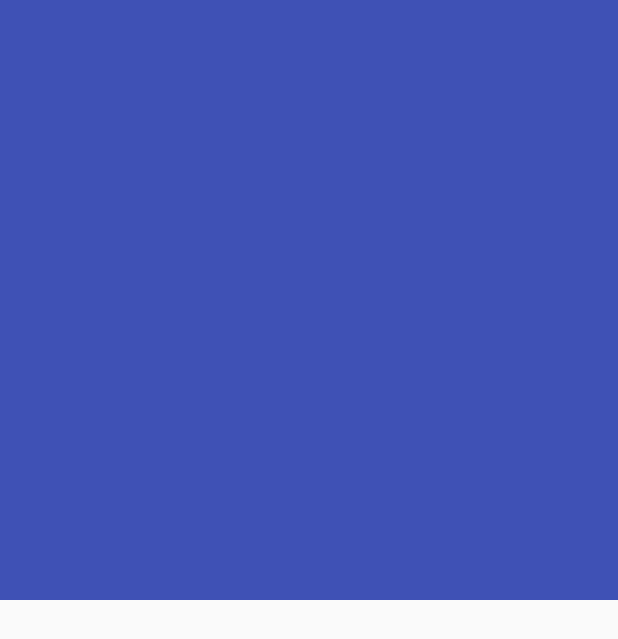
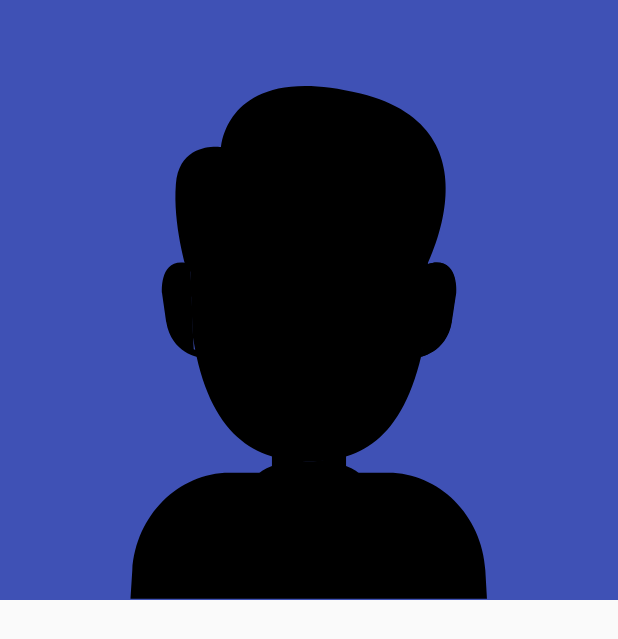
Before and after one commit to shakdwipeea/tuesday-app, an Android app: the layout activity_profile.xml on its own in the app's theme, with its tools: preview values and no code run, on a phone screen of 412 x 824 dp. Shown: the top 639 px of the screen. Run offline under Robolectric (Android 15) with nearby library versions, the phone set to English and light mode, and no system bars.

Commit message:
Add splash screen closes #7

```diff
--- a/app/src/main/res/layout/activity_profile.xml
+++ b/app/src/main/res/layout/activity_profile.xml
@@ -43,6 +43,7 @@
                     android:scaleType="centerCrop"
                     app:layout_collapseParallaxMultiplier="0.7"
                     android:fitsSystemWindows="true"
+                    android:src="@drawable/ic_users_11"
                     app:layout_scrollFlags="scroll|enterAlways|enterAlwaysCollapsed"
                     app:layout_collapseMode="parallax" />
 
--- a/app/src/main/res/values/styles.xml
+++ b/app/src/main/res/values/styles.xml
@@ -6,6 +6,7 @@
         <item name="colorPrimary">@color/colorPrimary</item>
         <item name="colorPrimaryDark">@color/colorPrimaryDark</item>
         <item name="colorAccent">@color/colorAccent</item>
+        <item name="android:windowBackground">@drawable/splash</item>
     </style>
 
     <style name="NoActionBarAppTheme" parent="Theme.AppCompat.Light.NoActionBar">
@@ -16,6 +17,10 @@
         <item name="actionMenuTextColor">@android:color/white</item>
         <item name="android:windowTranslucentStatus">true</item>
         <item name="android:windowContentTransitions">true</item>
+        <item name="android:windowBackground">@drawable/splash</item>
+    </style>
+
+    <style name="NoActionBarAppThemeWithSplash" parent="NoActionBarAppTheme">
     </style>
 
     <style name="AppTheme.NoActionBar">
```
